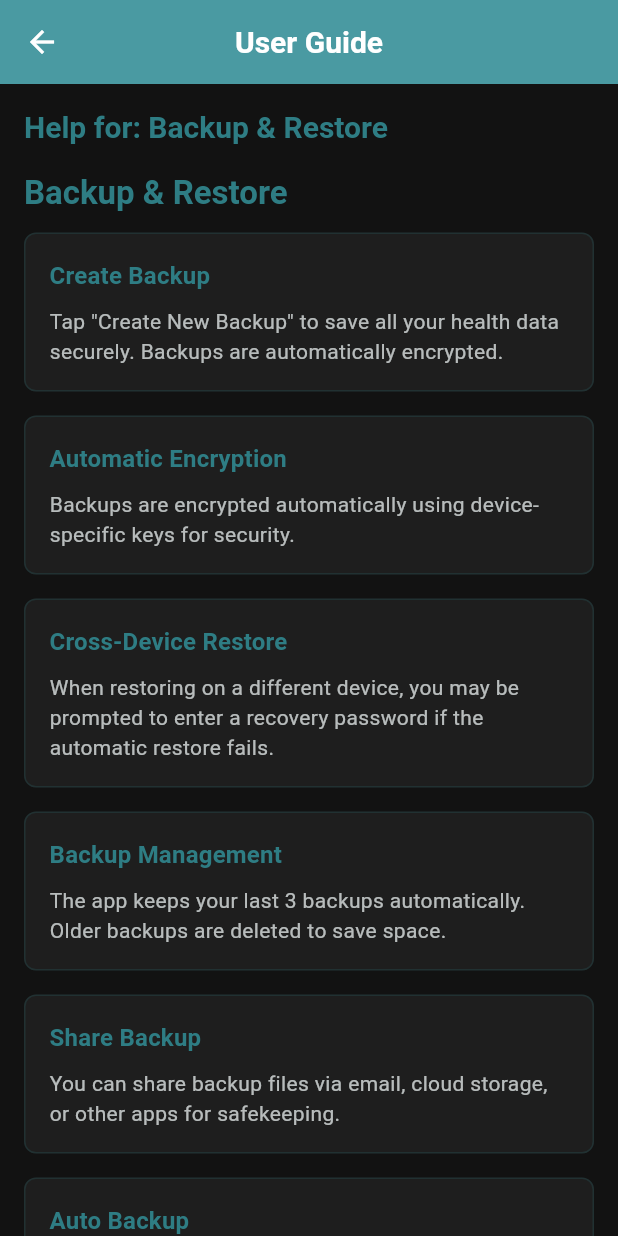
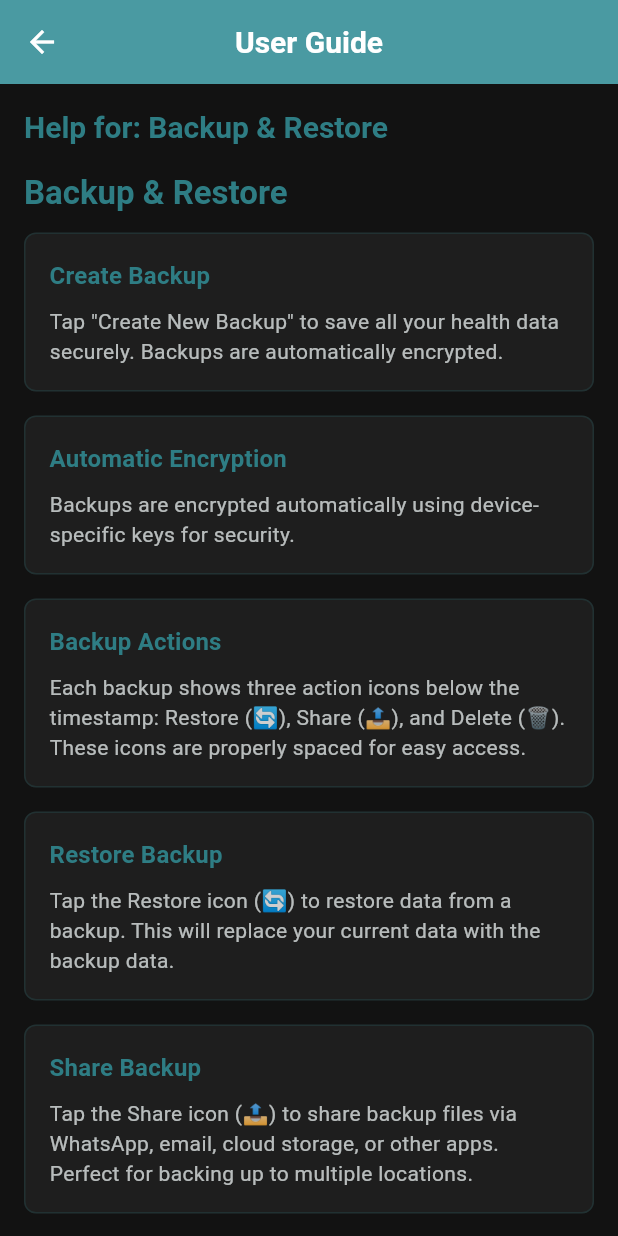
Before and after one commit to ananyaakamat/health_records_app, a Flutter app: the UserGuideScreen screen opened directly, on a phone screen of 412 x 824 dp. Run offline on Flutter 3.47's test engine with Material 3 defaults, Android fonts, the phone set to English and light mode, and no system bars; our stand-ins replace fl_chart, flutter_riverpod, flutter_secure_storage, local_auth, share_plus, shared_preferences and 1 more; missing offline and left inert: encrypt, workmanager; accounts and stored records are empty; statements that could not run were skipped.

Commit message:
feat: Add Share functionality and improve UI layout
- Add share_plus dependency for backup file sharing
- Implement Share icon in backup items with WhatsApp, email support
- Reorganize backup layout: move icons to separate row below timestamp
- Increase spacing between action icons (Restore, Share, Delete) from 4px to 16px
- Replace Visual Insights with Backup and Restore section on home screen
- Update comprehensive help documentation for new Share functionality
- Add detailed backup action guides with emoji icons for clarity
- Improve user experience with better touch targets and visual hierarchy

```diff
--- a/lib/presentation/screens/backup_restore_screen.dart
+++ b/lib/presentation/screens/backup_restore_screen.dart
@@ -1,6 +1,7 @@
 import 'dart:io';
 import 'package:flutter/material.dart';
 import 'package:flutter_riverpod/flutter_riverpod.dart';
+import 'package:share_plus/share_plus.dart';
 import '../../core/services/backup_service.dart';
 import '../../core/themes/app_theme.dart';
 import '../../core/database/database_helper.dart';
@@ -257,6 +258,48 @@ class _BackupRestoreScreenState extends ConsumerState<BackupRestoreScreen> {
       }
     } catch (e) {
       _showErrorDialog('Failed to delete backup: $e');
+    }
+  }
+
+  Future<void> _shareBackup(BackupInfo backup) async {
+    try {
+      final backupService = BackupService.instance;
+      final backupDir = await backupService.getBackupDirectory();
+      final backupFile = File('${backupDir.path}/${backup.id}');
+
+      if (!await backupFile.exists()) {
+        _showErrorDialog('Backup file not found');
+        return;
+      }
+
+      final result = await Share.shareXFiles(
+        [XFile(backupFile.path)],
+        text: 'Health Records Backup - ${backup.displayName}\n\n'
+            'Created: ${backup.createdTime.day}/${backup.createdTime.month}/${backup.createdTime.year}\n'
+            'Size: ${(backup.size / 1024).toStringAsFixed(1)} KB\n\n'
+            'Important: Keep this backup file safe. You may need to enter a recovery password when restoring on a different device.',
+        subject: 'Health Records Backup - ${backup.displayName}',
+      );
+
+      if (result.status == ShareResultStatus.success) {
+        if (mounted) {
+          ScaffoldMessenger.of(context).showSnackBar(
+            SnackBar(
+              content: const Row(
+                children: [
+                  Icon(Icons.check_circle, color: Colors.white),
+                  SizedBox(width: 8),
+                  Text('Backup shared successfully!'),
+                ],
+              ),
+              backgroundColor: Colors.green.shade600,
+              duration: const Duration(seconds: 2),
+            ),
+          );
+        }
+      }
+    } catch (e) {
+      _showErrorDialog('Failed to share backup: $e');
     }
   }
 
@@ -786,7 +829,10 @@ class _BackupRestoreScreenState extends ConsumerState<BackupRestoreScreen> {
       ),
       child: Padding(
         padding: const EdgeInsets.symmetric(horizontal: 12, vertical: 8),
-        child: Row(
+        child: Column(
+          children: [
+            // Top row with icon and backup info
+            Row(
               children: [
                 // Leading icon
                 const CircleAvatar(
@@ -799,13 +845,13 @@ class _BackupRestoreScreenState extends ConsumerState<BackupRestoreScreen> {
                   ),
                 ),
                 const SizedBox(width: 12),
-            // Content (single line filename + details)
+                // Content (backup name and details)
                 Expanded(
                   child: Column(
                     crossAxisAlignment: CrossAxisAlignment.start,
                     mainAxisSize: MainAxisSize.min,
                     children: [
-                  // Single line backup name
+                      // Backup name
                       Text(
                         backup.displayName,
                         style: const TextStyle(
@@ -816,7 +862,7 @@ class _BackupRestoreScreenState extends ConsumerState<BackupRestoreScreen> {
                         overflow: TextOverflow.ellipsis,
                       ),
                       const SizedBox(height: 2),
-                  // Compact info in single line
+                      // Size and timestamp info
                       Text(
                         '${(backup.size / 1024).toStringAsFixed(1)} KB • ${backup.createdTime.day}/${backup.createdTime.month}/${backup.createdTime.year} ${backup.createdTime.hour > 12 ? backup.createdTime.hour - 12 : (backup.createdTime.hour == 0 ? 12 : backup.createdTime.hour)}:${backup.createdTime.minute.toString().padLeft(2, '0')} ${backup.createdTime.hour >= 12 ? 'PM' : 'AM'}',
                         style: TextStyle(
@@ -829,10 +875,14 @@ class _BackupRestoreScreenState extends ConsumerState<BackupRestoreScreen> {
                     ],
                   ),
                 ),
-            // Compact trailing icons
+              ],
+            ),
+            const SizedBox(height: 8),
+            // Bottom row with action icons
             Row(
-              mainAxisSize: MainAxisSize.min,
+              mainAxisAlignment: MainAxisAlignment.end,
               children: [
+                // Restore icon
                 Material(
                   color: Colors.transparent,
                   child: InkWell(
@@ -848,7 +898,25 @@ class _BackupRestoreScreenState extends ConsumerState<BackupRestoreScreen> {
                     ),
                   ),
                 ),
-                const SizedBox(width: 4),
+                const SizedBox(width: 16),
+                // Share icon
+                Material(
+                  color: Colors.transparent,
+                  child: InkWell(
+                    borderRadius: BorderRadius.circular(20),
+                    onTap: _isLoading ? null : () => _shareBackup(backup),
+                    child: Padding(
+                      padding: const EdgeInsets.all(8),
+                      child: Icon(
+                        Icons.share,
+                        color: Colors.blue.shade600,
+                        size: 20,
+                      ),
+                    ),
+                  ),
+                ),
+                const SizedBox(width: 16),
+                // Delete icon
                 Material(
                   color: Colors.transparent,
                   child: InkWell(
--- a/lib/presentation/screens/home_screen.dart
+++ b/lib/presentation/screens/home_screen.dart
@@ -118,9 +118,9 @@ class HomeScreen extends ConsumerWidget {
                     const SizedBox(height: 16),
                     _buildFeatureCard(
                       context,
-                      icon: Icons.analytics,
-                      title: 'Visual Insights',
-                      subtitle: 'View your health data with interactive graphs',
+                      icon: Icons.backup,
+                      title: 'Backup and Restore',
+                      subtitle: 'Secure backup and restore of your health data',
                     ),
                   ],
                 ),
--- a/lib/presentation/screens/user_guide_screen.dart
+++ b/lib/presentation/screens/user_guide_screen.dart
@@ -173,6 +173,26 @@ class UserGuideScreen extends StatelessWidget {
         ),
         _buildGuideItem(
           context,
+          'Backup Actions',
+          'Each backup shows three action icons below the timestamp: Restore (🔄), Share (📤), and Delete (🗑️). These icons are properly spaced for easy access.',
+        ),
+        _buildGuideItem(
+          context,
+          'Restore Backup',
+          'Tap the Restore icon (🔄) to restore data from a backup. This will replace your current data with the backup data.',
+        ),
+        _buildGuideItem(
+          context,
+          'Share Backup',
+          'Tap the Share icon (📤) to share backup files via WhatsApp, email, cloud storage, or other apps. Perfect for backing up to multiple locations.',
+        ),
+        _buildGuideItem(
+          context,
+          'Delete Backup',
+          'Tap the Delete icon (🗑️) to permanently remove a backup file. Use with caution as this cannot be undone.',
+        ),
+        _buildGuideItem(
+          context,
           'Cross-Device Restore',
           'When restoring on a different device, you may be prompted to enter a recovery password if the automatic restore fails.',
         ),
@@ -180,11 +200,6 @@ class UserGuideScreen extends StatelessWidget {
           context,
           'Backup Management',
           'The app keeps your last 3 backups automatically. Older backups are deleted to save space.',
-        ),
-        _buildGuideItem(
-          context,
-          'Share Backup',
-          'You can share backup files via email, cloud storage, or other apps for safekeeping.',
         ),
         _buildGuideItem(
           context,
--- a/pubspec.yaml
+++ b/pubspec.yaml
@@ -50,6 +50,7 @@ dependencies:
   path_provider: ^2.1.1
   workmanager: ^0.5.2
   permission_handler: ^11.0.1
+  share_plus: ^7.2.1
 
 dev_dependencies:
   flutter_test:
```
Also changed, not shown: pubspec.lock, 5 other files. Lines whose indentation alone changed are shown as unchanged.
